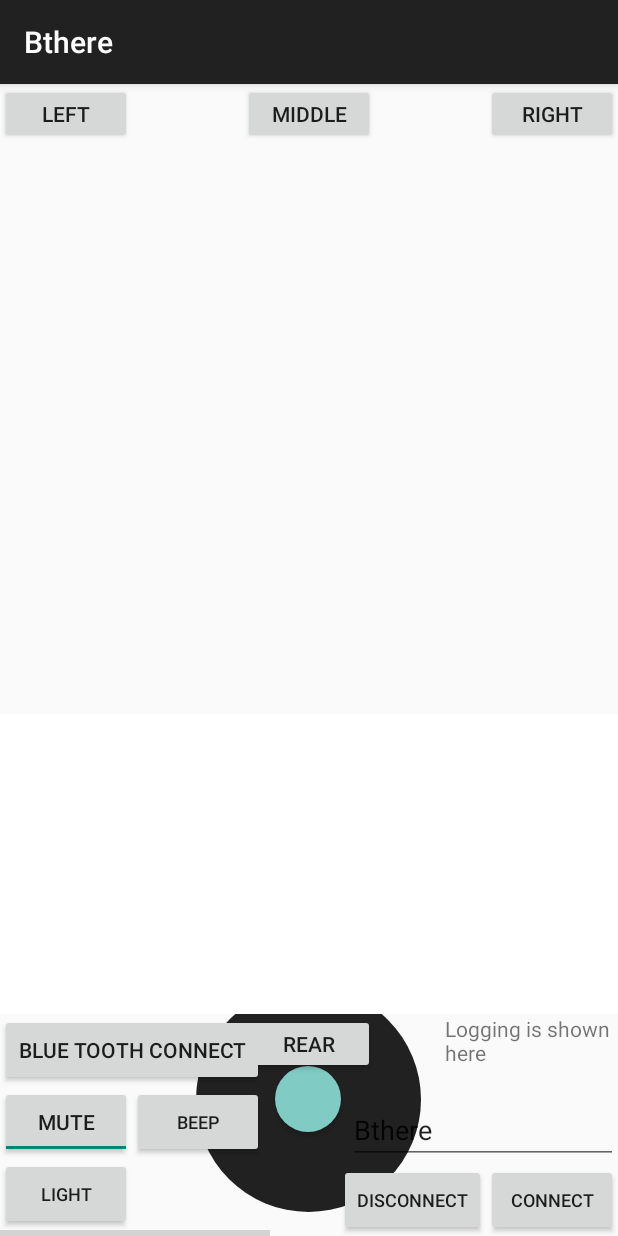
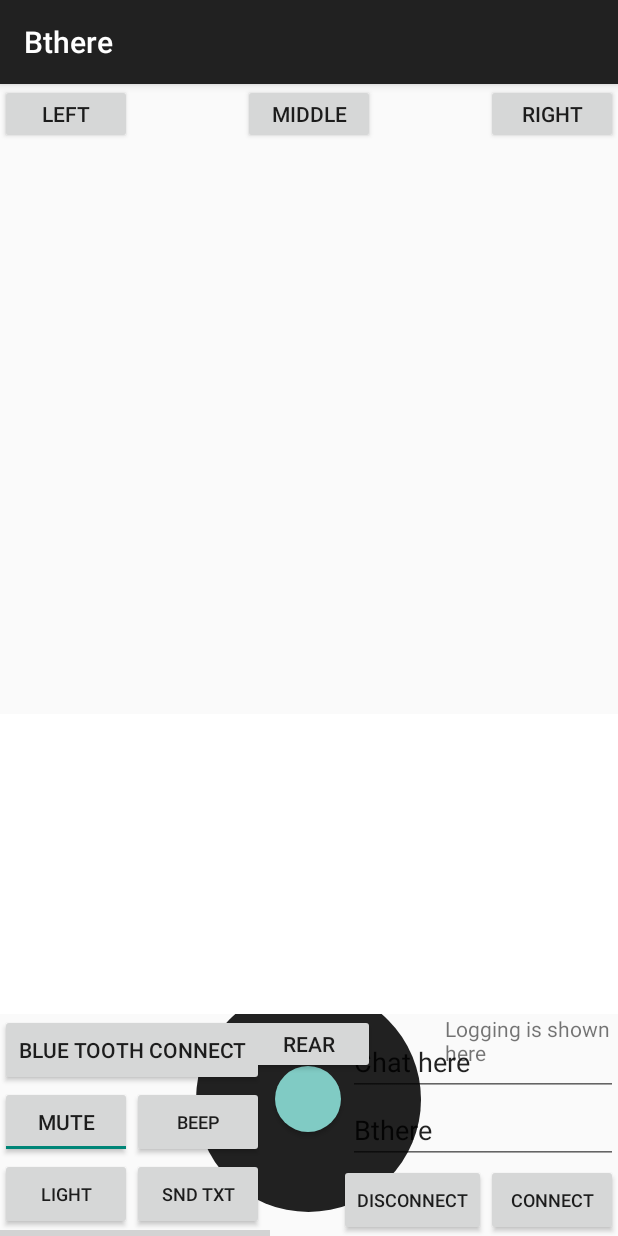
Before and after one commit to mhamester/bthere090920, an Android app: the screen it shows after launch (MainActivity), after a tap on "LEFT", on a phone screen of 412 x 824 dp. Run offline under Robolectric (Android 15) with nearby library versions, the phone set to English and light mode, and no system bars; our stand-ins replace Volley; libraries missing offline, so code that uses them is left out: com.opentok.android, pub.devrel.easypermissions; 2 statements that could not run were skipped.

Commit message:
added chat function

```diff
--- a/src/main/java/com/tokbox/android/tutorials/basic_video_chat/BtInterface.java
+++ b/src/main/java/com/tokbox/android/tutorials/basic_video_chat/BtInterface.java
@@ -64,7 +64,7 @@ public class BtInterface {
 	//when called from the main activity, it sets the connection with the remote device
 	public void connect() {
 
-	//	if (btconnected == 1) return;
+		if (btconnected == 1) return;
 
 		Set<BluetoothDevice> setpairedDevices = mBluetoothAdapter.getBondedDevices();
     	BluetoothDevice[] pairedDevices = (BluetoothDevice[]) setpairedDevices.toArray(new BluetoothDevice[setpairedDevices.size()]);
--- a/src/main/java/com/tokbox/android/tutorials/basic_video_chat/MainActivity.java
+++ b/src/main/java/com/tokbox/android/tutorials/basic_video_chat/MainActivity.java
@@ -99,13 +99,15 @@ public class MainActivity extends AppCompatActivity
     private ProgressBar BatteryBar;
     private TextView BatteryText;
     private EditText roomNameText;
+    private EditText textChatText;
     public static String message=null; // made static so can be referenced from BtInterface
-    public static final String SIGNAL_TYPE = "text-signal";
+    public static final String SIGNAL_TYPE = "text-signal"; // this is for bthere signalling data
+    public static final String MSG_TYPE = "msg"; // this is for text chat
     private static final String LOG_TAG = MainActivity.class.getSimpleName();
     private static final int RC_SETTINGS_SCREEN_PERM = 123;
     private static final int RC_VIDEO_APP_PERM = 124;
     //define buttons
-    private Button connect, toggle_light, play_sound, leftProx, midProx, rightProx, rearProx, otConnect, otDisConnect;
+    private Button connect, toggle_light, play_sound, leftProx, midProx, rightProx, rearProx, otConnect, otDisConnect, sndTxtMsg;
     private ImageView forwardArrow, backArrow, rightArrow, leftArrow, stop;
     // Suppressing this warning. mWebServiceCoordinator will get GarbageCollected if it is local.
     @SuppressWarnings("FieldCanBeLocal")
@@ -268,6 +270,7 @@ public class MainActivity extends AppCompatActivity
         //I chose to display only the last 3 messages
         logArray = new String[3];
         roomNameText = (EditText)findViewById(R.id.roomName);
+        textChatText = (EditText)findViewById(R.id.textChat);
         otConnect = (Button) findViewById(R.id.otConnect);
         otDisConnect = (Button) findViewById(R.id.otDisConnect);
         leftProx = (Button) findViewById(R.id.leftProx);
@@ -275,9 +278,11 @@ public class MainActivity extends AppCompatActivity
         midProx = (Button) findViewById(R.id.midProx);
         rearProx = (Button) findViewById(R.id.rearProx);
         connect = (Button) findViewById(R.id.connect);
+        sndTxtMsg = (Button) findViewById(R.id.sndTxtMsg);
         connect.setOnClickListener(this);
         otConnect.setOnClickListener(this);
         otDisConnect.setOnClickListener(this);
+        sndTxtMsg.setOnClickListener(this);
 
         final ToggleButton toggleAudio = (ToggleButton) findViewById(R.id.toggleAudio);
         toggleAudio.setOnCheckedChangeListener(new CompoundButton.OnCheckedChangeListener() {
@@ -645,7 +650,7 @@ public class MainActivity extends AppCompatActivity
 
 
 
-    private void sendMessage() {
+    private void sendMessage() { //for sending signaling
     if (connected) {
             Log.d(LOG_TAG, "Send Message");
             //   mSession.sendSignal("", "Hello, Signaling!");
@@ -657,6 +662,17 @@ public class MainActivity extends AppCompatActivity
             Toast.LENGTH_SHORT).show();*/
     }
 
+    private void sendTxtMessage() { //for sending chat message
+        if (connected) {
+            Log.d(LOG_TAG, "Send Chat Message");
+            //   mSession.sendSignal("", "Hello, Signaling!");
+
+            mSession.sendSignal(MSG_TYPE, message);
+        }
+    /*else Toast.makeText(MainActivity.this,
+            "Not Connected",
+            Toast.LENGTH_SHORT).show();*/
+    }
 
     @Override
     public void onSignalReceived(Session session, String type, String data, Connection connection) { //opentok signaling reception
@@ -757,6 +773,10 @@ public class MainActivity extends AppCompatActivity
 
 
         }
+
+        if (type != null && type.equals(MSG_TYPE)) { //receiving chat message
+            textChatText.setText (data); //set text value on text dialog
+        }
     }
 
 
@@ -803,20 +823,10 @@ public class MainActivity extends AppCompatActivity
             sendMessage();
         }
 
-        else if(v == backArrow) {
-            //addToLog("Move back");
-             message="back";
-             sendMessage();
-        }
-        else if(v == rightArrow) {
-            //addToLog("Turn Right");
-             message="right";
-             sendMessage();
-        }
-        else if(v == leftArrow) {
-            //addToLog("Turn left");
-             message="left";
-             sendMessage();
+        else if(v == sndTxtMsg) {
+            //addToLog("send text message");
+            message= String.valueOf(textChatText.getText());
+            sendTxtMessage();
         }
        // else if(v == leftProx) {
        //     addToLog("left prox");
--- a/src/main/res/layout/activity_main.xml
+++ b/src/main/res/layout/activity_main.xml
@@ -129,6 +129,15 @@
             android:textSize="12dp" />
 
         <EditText
+            android:id="@+id/textChat"
+            android:layout_height="wrap_content"
+            android:layout_width="180dp"
+            android:layout_above="@+id/roomName"
+            android:layout_alignParentRight="true"
+            android:text="Chat here"
+            android:inputType="text"/>
+
+        <EditText
             android:id="@+id/roomName"
             android:layout_height="wrap_content"
             android:layout_width="180dp"
@@ -146,6 +155,16 @@
             android:layout_alignParentLeft="true"
             android:text="Light"
             android:textSize="12dp" />
+        <Button
+            android:scaleType="center"
+            android:id="@+id/sndTxtMsg"
+            android:layout_width="wrap_content"
+            android:layout_height="wrap_content"
+            android:layout_below="@+id/play_sound"
+            android:layout_toRightOf="@+id/toggle_light"
+            android:text="Snd Txt"
+            android:textSize="12dp" />
+
         <ProgressBar
             android:id="@+id/BatteryBar"
             android:layout_below="@+id/toggle_light"
```
